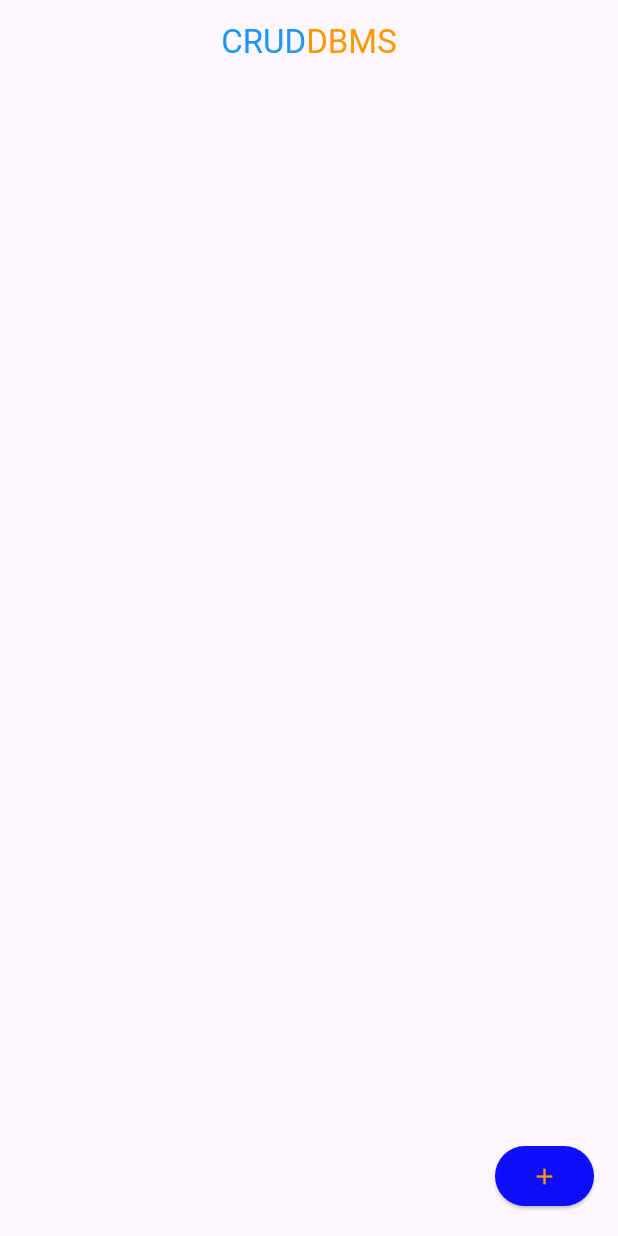
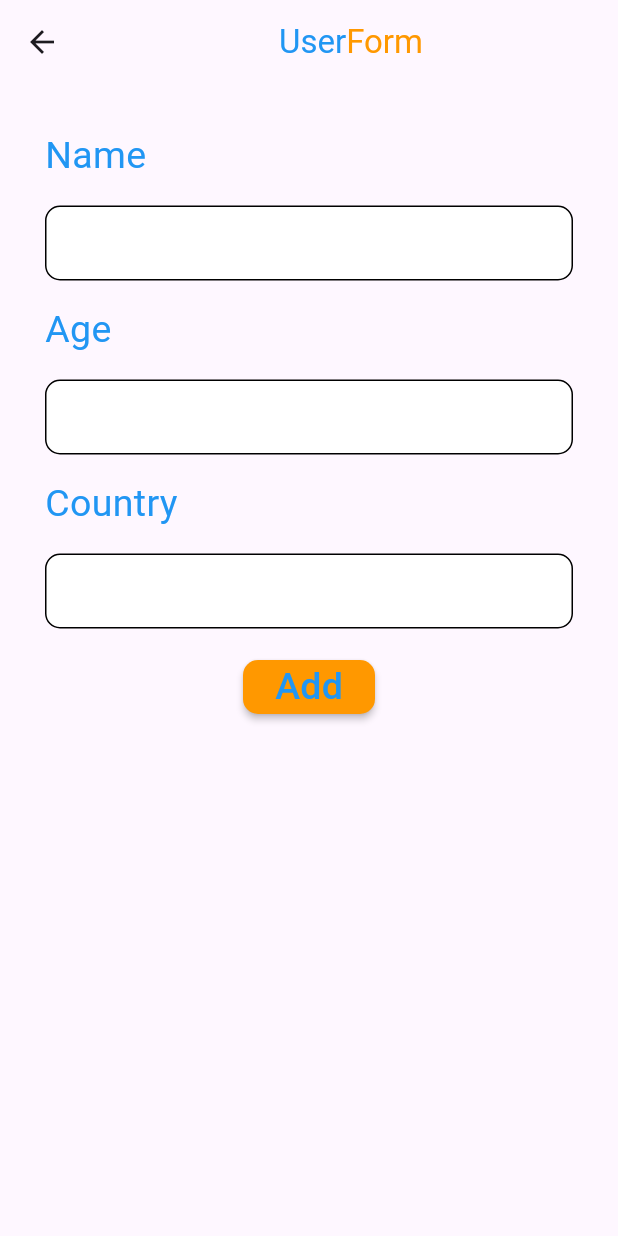
Before and after one commit to KhaledElKenawy00/CRUD_DBMS_Using_Firebase, a Flutter app: the screen it shows after launch, after a tap on the "add" icon, on a phone screen of 412 x 824 dp. Run offline on Flutter 3.47's test engine with Material 3 defaults, Android fonts, the phone set to English and light mode, and no system bars; our stand-ins replace firebase_core; accounts and stored records are empty.

Commit message:
make user form

```diff
--- a/lib/home_page.dart
+++ b/lib/home_page.dart
@@ -1,3 +1,4 @@
+import 'package:crud/user.dart';
 import 'package:flutter/material.dart';
 
 class HomePage extends StatelessWidget {
@@ -10,7 +11,14 @@ class HomePage extends StatelessWidget {
           style: ButtonStyle(
               backgroundColor:
                   MaterialStatePropertyAll(Color.fromARGB(236, 0, 0, 255))),
-          onPressed: () {},
+          onPressed: () {
+            Navigator.push(
+              context,
+              MaterialPageRoute(
+                builder: (BuildContext context) => UserPage(),
+              ),
+            );
+          },
           child: Icon(
             Icons.add,
             color: Colors.orange,
--- a/lib/user.dart
+++ b/lib/user.dart
@@ -0,0 +1,136 @@
+import 'package:flutter/material.dart';
+
+class UserPage extends StatefulWidget {
+  @override
+  State<UserPage> createState() => _UserPageState();
+}
+
+class _UserPageState extends State<UserPage> {
+  @override
+  Widget build(BuildContext context) {
+    return Scaffold(
+      appBar: AppBar(
+        title: Row(
+          mainAxisAlignment: MainAxisAlignment.center,
+          children: [
+            Text(
+              'User',
+              style: TextStyle(
+                color: Colors.blue,
+              ),
+            ),
+            Text(
+              'Form',
+              style: TextStyle(
+                color: Colors.orange,
+              ),
+            ),
+          ],
+        ),
+      ),
+      body: Container(
+        padding: EdgeInsets.all(30),
+        child: Column(
+          children: [
+            Align(
+              alignment: Alignment.topLeft,
+              child: Text(
+                'Name',
+                style: TextStyle(
+                  fontSize: 25,
+                  color: Colors.blue,
+                ),
+              ),
+            ),
+            SizedBox(
+              height: 15,
+            ),
+            Container(
+              padding: EdgeInsets.only(left: 10),
+              decoration: BoxDecoration(
+                  border: Border.all(),
+                  borderRadius: BorderRadius.circular(10),
+                  color: Colors.white),
+              child: TextFormField(
+                decoration: InputDecoration(
+                  border: InputBorder.none,
+                ),
+              ),
+            ),
+            SizedBox(
+              height: 15,
+            ),
+            Align(
+              alignment: Alignment.topLeft,
+              child: Text(
+                'Age',
+                style: TextStyle(
+                  fontSize: 25,
+                  color: Colors.blue,
+                ),
+              ),
+            ),
+            SizedBox(
+              height: 15,
+            ),
+            Container(
+              padding: EdgeInsets.only(left: 10),
+              decoration: BoxDecoration(
+                  border: Border.all(),
+                  borderRadius: BorderRadius.circular(10),
+                  color: Colors.white),
+              child: TextFormField(
+                decoration: InputDecoration(
+                  border: InputBorder.none,
+                ),
+              ),
+            ),
+            SizedBox(
+              height: 15,
+            ),
+            Align(
+              alignment: Alignment.topLeft,
+              child: Text(
+                'Country',
+                style: TextStyle(
+                  fontSize: 25,
+                  color: Colors.blue,
+                ),
+              ),
+            ),
+            SizedBox(
+              height: 15,
+            ),
+            Container(
+              padding: EdgeInsets.only(left: 10),
+              decoration: BoxDecoration(
+                  border: Border.all(),
+                  borderRadius: BorderRadius.circular(10),
+                  color: Colors.white),
+              child: TextFormField(
+                decoration: InputDecoration(
+                  border: InputBorder.none,
+                ),
+              ),
+            ),
+            SizedBox(
+              height: 15,
+            ),
+            MaterialButton(
+                shape: RoundedRectangleBorder(
+                    borderRadius: BorderRadius.circular(10)),
+                child: Text(
+                  'Add',
+                  style: TextStyle(
+                    fontSize: 25,
+                    color: Colors.blue,
+                  ),
+                ),
+                color: Colors.orange,
+                onPressed: () {})
+          ],
+        ),
+      ),
+    );
+  }
+}
```
